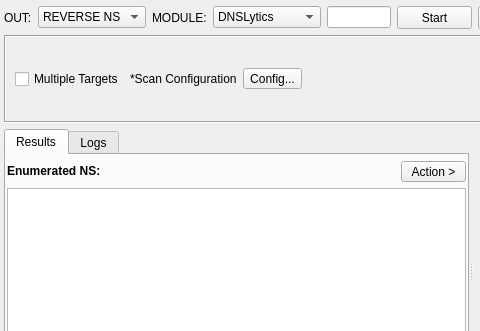
Old version of the form sub3suite/src/enums/ns/NSEnum.ui in the repository 3nock/OTE; both pictures show x 0 to 480 and y 0 to 331 of the 654 by 412 pixel window.
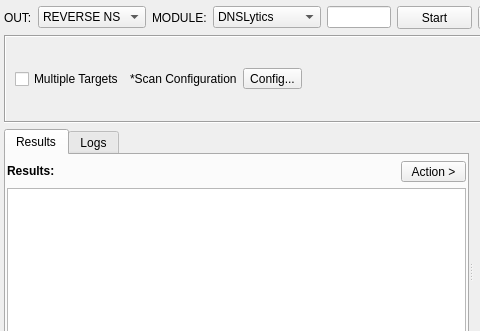
New version of the form. Custom widgets are drawn as their Qt base class.

Diff of the .ui file:
```diff
--- a/sub3suite/src/enums/ns/NSEnum.ui
+++ b/sub3suite/src/enums/ns/NSEnum.ui
@@ -245,7 +245,7 @@
              </font>
             </property>
             <property name="text">
-             <string>Enumerated NS:</string>
+             <string>Results:</string>
             </property>
            </widget>
           </item>
```
